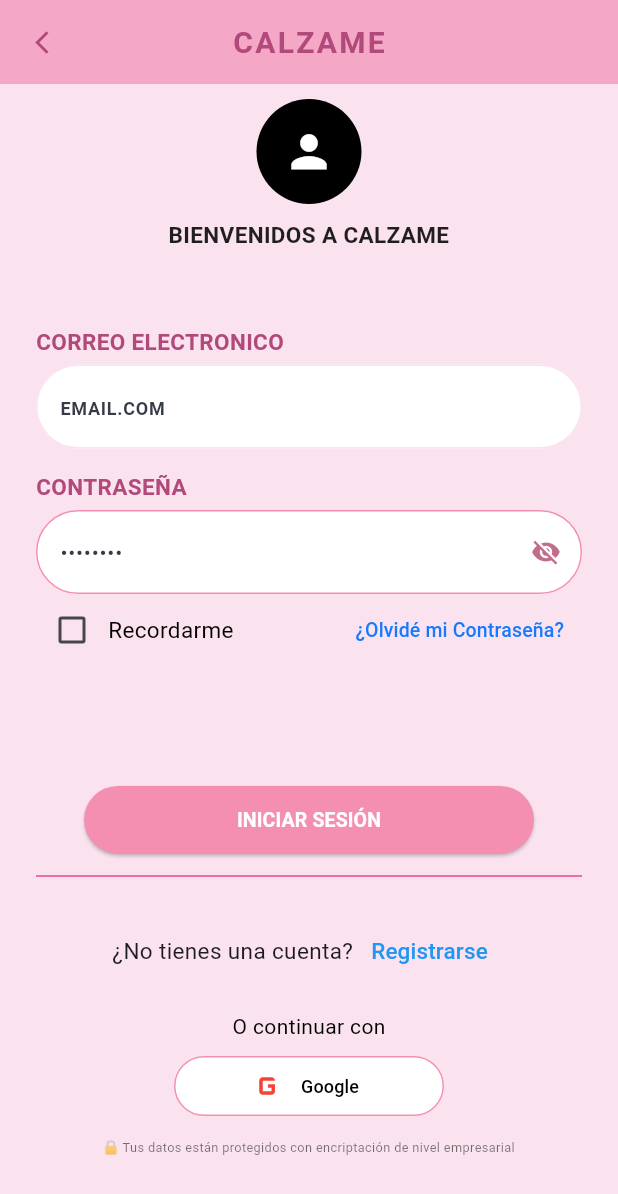
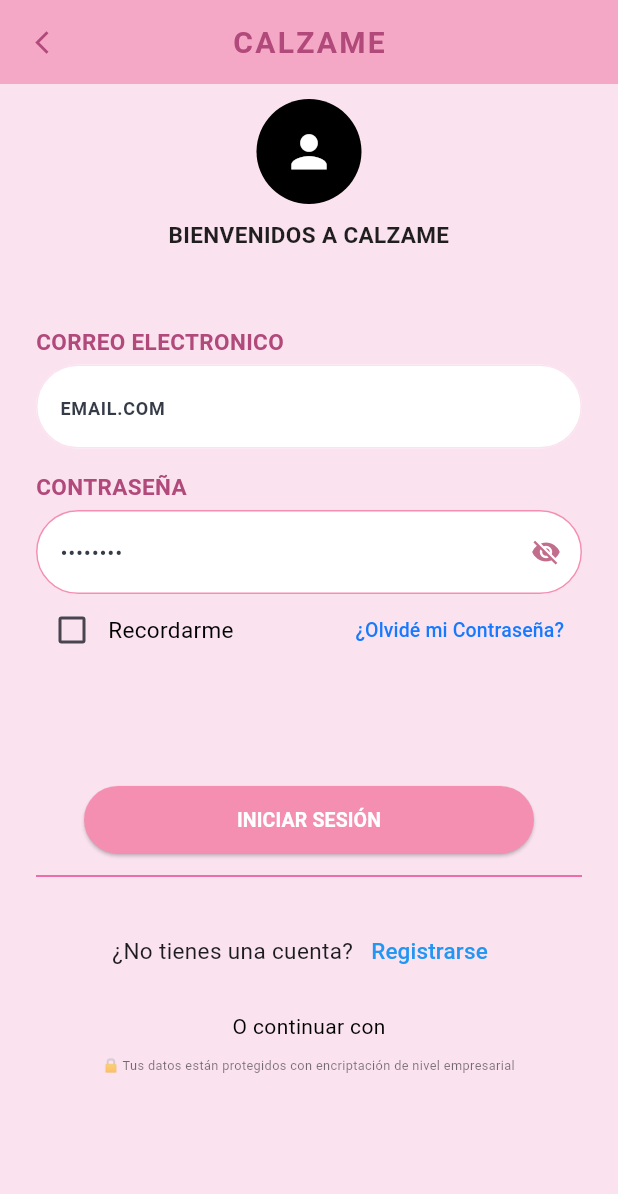
Before and after one commit to monicaguarsena-droid/Proyecto-Calzame, a Flutter app: the screen it shows after launch, after a tap on the "arrow forward" icon, on a phone screen of 412 x 824 dp. Shown: the top 1194 px of the screen. Run offline on Flutter 3.47's test engine with Material 3 defaults, Android fonts, the phone set to English and light mode, and no system bars.

Commit message:
subir cambios f

```diff
--- a/FRONTEND/lib/pantallas/inicio_sesion.dart
+++ b/FRONTEND/lib/pantallas/inicio_sesion.dart
@@ -165,24 +165,6 @@
               const Text('O continuar con', style: TextStyle(fontSize: 14, color: ColoresApp.letra)),
               const SizedBox(height: 10),
 
-              // Botón Google
-              SizedBox(
-                width: 180,
-                height: 40,
-                child: OutlinedButton.icon(
-                  style: OutlinedButton.styleFrom(
-                    backgroundColor: Colors.white,
-                    side: const BorderSide(color: Color(0xFFF48FB1)),
-                    shape: RoundedRectangleBorder(
-                      borderRadius: BorderRadius.circular(20),
-                    ),
-                  ),
-                  onPressed: () {},
-                  icon: const Icon(Icons.g_mobiledata, color: Colors.red, size: 28),
-                  label: const Text('Google', style: TextStyle(color: Colors.black, fontSize: 12)),
-                ),
-              ),
-              const SizedBox(height: 15),
 
               // Protección de datos
               const Text(
```
